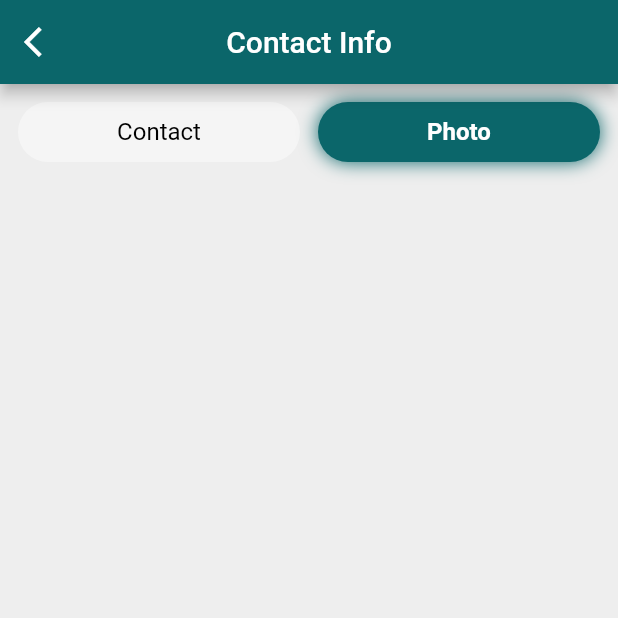
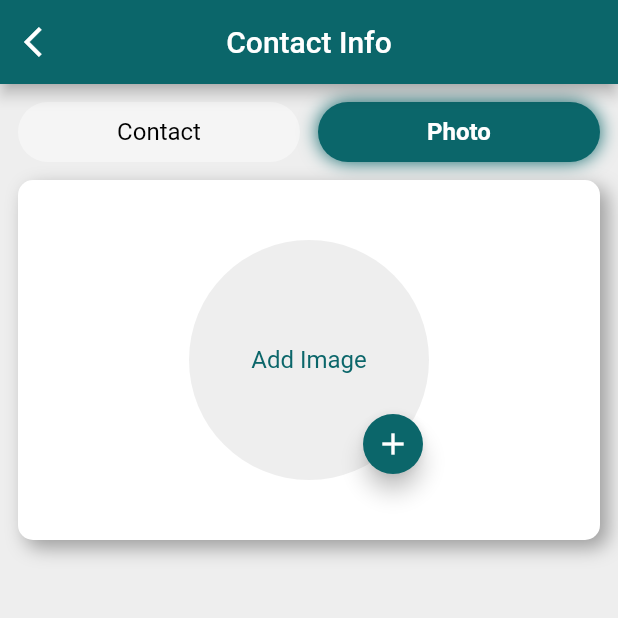
Before and after one commit to kapadiyadarshan/Resume_Builder, a Flutter app: the ContactInfo screen opened by its route, after a tap on "Photo", on a phone screen of 412 x 824 dp, the top half of it. Run offline on Flutter 3.47's test engine with Material 2 defaults, Android fonts, the light colour scheme and no system bars; our stand-ins replace animated_text_kit, flutter_spinkit, image_picker; accounts and stored records are empty.

Commit message:
Image Picker

```diff
--- a/resume_builder/lib/views/screens/contact_info.dart
+++ b/resume_builder/lib/views/screens/contact_info.dart
@@ -1,6 +1,7 @@
 import 'package:flutter/material.dart';
 import 'package:resume_builder/utils/colors_utils.dart';
 import 'package:resume_builder/views/components/myBackButton.dart';
+import 'package:image_picker/image_picker.dart';
 
 import '../../Global/global_class.dart';
 
@@ -123,6 +124,7 @@ class _ContactInfoState extends State<ContactInfo> {
               IndexedStack(
                 index: currentIndex,
                 children: [
+                  //Contact Page
                   Container(
                     width: double.infinity,
                     padding: const EdgeInsets.all(12),
@@ -208,6 +210,7 @@ class _ContactInfoState extends State<ContactInfo> {
                               },
                                 keyboardType: TextInputType.streetAddress,
                                 textInputAction: TextInputAction.next,
+                                initialValue: Global.address,
                                 decoration: InputDecoration(
                                   isDense: true,
                                     labelText: "Address",
@@ -259,6 +262,7 @@ class _ContactInfoState extends State<ContactInfo> {
                               },
                                 keyboardType: TextInputType.emailAddress,
                                 textInputAction: TextInputAction.next,
+                                initialValue: Global.email,
                                 decoration: InputDecoration(
                                   isDense: true,
                                     labelText: "Email",
@@ -314,6 +318,7 @@ class _ContactInfoState extends State<ContactInfo> {
                               },
                               keyboardType: TextInputType.phone,
                               textInputAction: TextInputAction.next,
+                              // initialValue: Global.phone,
                                 decoration: InputDecoration(
                                   isDense: true,
                                     labelText: "Phone",
@@ -348,63 +353,64 @@ class _ContactInfoState extends State<ContactInfo> {
                             ),
 
                             //Date of Birth
-                            TextFormField(
-                              controller: date,
-                              // keyboardType: TextInputType.datetime,
-                              textInputAction: TextInputAction.next,
-                                decoration: InputDecoration(
-                                    isDense: true,
-                                    labelText: "Date of Birth (optional)",
-                                    labelStyle: TextStyle(
-                                      color: theme1
-                                    ),
-                                    // label: Text("${Global.DOB}"),
-                                    hintText: "Enter Date of Birth",
-                                    prefixIcon: const Icon(
-                                        Icons.date_range
-                                    ),
-                                    prefixIconColor: theme1,
-                                    border: OutlineInputBorder(
-                                        borderRadius: BorderRadius.circular(10)
-                                    ),
-                                    focusedBorder: OutlineInputBorder(
-                                      borderRadius: BorderRadius.circular(10),
-                                        borderSide: BorderSide(
-                                          color: theme1,
-                                          width: 2,
-                                        )
-                                    ),
-                                ),
-                              onTap: () async {
-                                setState(() async {
-                                  DateTime? pickDate = await showDatePicker(
-                                      context: context,
-                                      initialDate: DateTime.now(),
-                                      firstDate: DateTime(1947),
-                                      lastDate: DateTime.now(),
-                                  ).then((value){
-                                    setState(() {
-                                      Global.DOB = "${value?.day}-${value?.month}-${value?.year}".toString();
-                                      date.text = "${value?.day}-${value?.month}-${value?.year}".toString();
-                                    });
-                                  });
-                                });
-                              },
-                              onChanged: (value) {
-                                setState(() {
-                                  Global.DOB = value;
-                                  debugPrint(Global.DOB);
-                                });
-                              },
-                            ),
-                            const SizedBox(
-                              height: 12,
-                            ),
+                            // TextFormField(
+                            //   controller: date,
+                            //   // keyboardType: TextInputType.datetime,
+                            //   textInputAction: TextInputAction.next,
+                            //     decoration: InputDecoration(
+                            //         isDense: true,
+                            //         labelText: "Date of Birth (optional)",
+                            //         labelStyle: TextStyle(
+                            //           color: theme1
+                            //         ),
+                            //         // label: Text("${Global.DOB}"),
+                            //         hintText: "Enter Date of Birth",
+                            //         prefixIcon: const Icon(
+                            //             Icons.date_range
+                            //         ),
+                            //         prefixIconColor: theme1,
+                            //         border: OutlineInputBorder(
+                            //             borderRadius: BorderRadius.circular(10)
+                            //         ),
+                            //         focusedBorder: OutlineInputBorder(
+                            //           borderRadius: BorderRadius.circular(10),
+                            //             borderSide: BorderSide(
+                            //               color: theme1,
+                            //               width: 2,
+                            //             )
+                            //         ),
+                            //     ),
+                            //   onTap: () async {
+                            //     setState(() async {
+                            //       DateTime? pickDate = await showDatePicker(
+                            //           context: context,
+                            //           initialDate: DateTime.now(),
+                            //           firstDate: DateTime(1947),
+                            //           lastDate: DateTime.now(),
+                            //       ).then((value){
+                            //         setState(() {
+                            //           Global.DOB = "${value?.day}-${value?.month}-${value?.year}".toString();
+                            //           date.text = "${value?.day}-${value?.month}-${value?.year}".toString();
+                            //         });
+                            //       });
+                            //     });
+                            //   },
+                            //   onChanged: (value) {
+                            //     setState(() {
+                            //       Global.DOB = value;
+                            //       debugPrint(Global.DOB);
+                            //     });
+                            //   },
+                            // ),
+                            // const SizedBox(
+                            //   height: 12,
+                            // ),
 
                             //Website
                             TextFormField(
                                 keyboardType: TextInputType.url,
                                 textInputAction: TextInputAction.next,
+                                initialValue: Global.website,
                                 decoration: InputDecoration(
                                     isDense: true,
                                     labelText: "Website (optional)",
@@ -441,6 +447,7 @@ class _ContactInfoState extends State<ContactInfo> {
                             TextFormField(
                                 keyboardType: TextInputType.name,
                                 textInputAction: TextInputAction.done,
+                                initialValue: Global.linkedIn,
                                 decoration: InputDecoration(
                                     isDense: true,
                                     labelText: "LinkedIn (optional)",
@@ -552,6 +559,82 @@ class _ContactInfoState extends State<ContactInfo> {
                       ),
                     ),
                   ),
+
+                  //Image Page
+                  Container(
+                    width: double.infinity,
+                    padding: const EdgeInsets.all(40),
+                    decoration: BoxDecoration(
+                        color: theme2,
+                        borderRadius: BorderRadius.circular(10),
+                        boxShadow: const [
+                          BoxShadow(
+                              color: Colors.grey,
+                              blurRadius: 10,
+                              offset: Offset(5, 5)
+                          )
+                        ]
+                    ),
+                    alignment: Alignment.center,
+                    child: Stack(
+                      alignment: Alignment.bottomRight,
+                      children: [
+                        CircleAvatar(
+                          radius: 80,
+                          backgroundColor: Colors.grey.shade200,
+                          child: Text("Add Image",
+                          style: TextStyle(
+                            color: theme1
+                          ),),
+                        ),
+                        FloatingActionButton.small(
+                            onPressed: () {
+                              ImagePicker pickImg = ImagePicker();
+                              XFile? file;
+
+                              showDialog(
+                                context: context,
+                                builder: (context) =>  AlertDialog(
+                                  title: const Text("Pick Image"),
+                                  content: const Text("Choose the source for your image"),
+                                  actionsAlignment: MainAxisAlignment.center,
+                                  actions: [
+                                    ElevatedButton.icon(
+                                        onPressed: () async {
+                                          file = await pickImg.pickImage(source: ImageSource.camera);
+
+                                          Navigator.of(context).pop();
+                                      },
+                                        style: ElevatedButton.styleFrom(
+                                          backgroundColor: theme1,
+                                          foregroundColor: theme2,
+                                        ),
+                                        icon: const Icon(Icons.camera_alt),
+                                        label: const Text("Camera")
+                                    ),
+                                    ElevatedButton.icon(
+                                        onPressed: () async{
+                                          file = await pickImg.pickImage(source: ImageSource.gallery);
+
+                                          Navigator.of(context).pop();
+                                        },
+                                        style: ElevatedButton.styleFrom(
+                                          backgroundColor: theme1,
+                                          foregroundColor: theme2,
+                                        ),
+                                        icon: const Icon(Icons.image),
+                                        label: const Text("Gallary")
+                                    ),
+                                  ],
+                                ),
+                              );
+                            },
+                          backgroundColor: theme1,
+                          child: const Icon(Icons.add),
+                        )
+                      ],
+                    ),
+                  )
                 ],
               )
             ],
--- a/resume_builder/pubspec.yaml
+++ b/resume_builder/pubspec.yaml
@@ -37,6 +37,7 @@ dependencies:
   cupertino_icons: ^1.0.2
   flutter_spinkit: ^5.2.0
   animated_text_kit: ^4.2.2
+  image_picker: ^1.0.1
 
 dev_dependencies:
   flutter_test:
```
Also changed, not shown: resume_builder/pubspec.lock, 5 other files.
